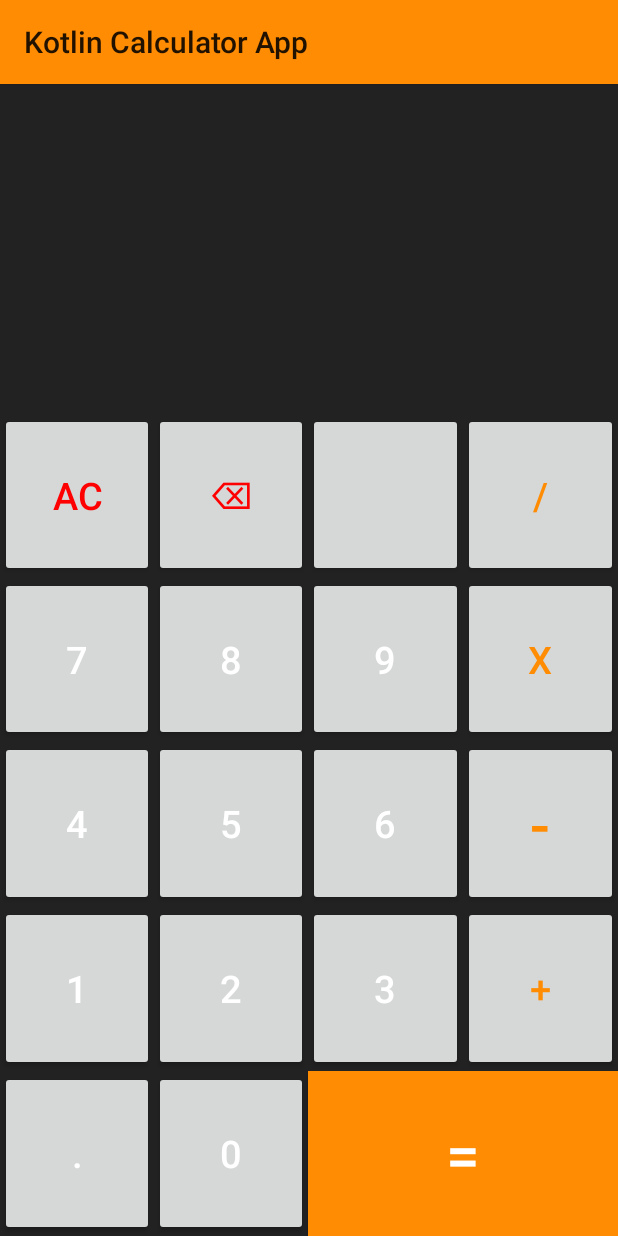
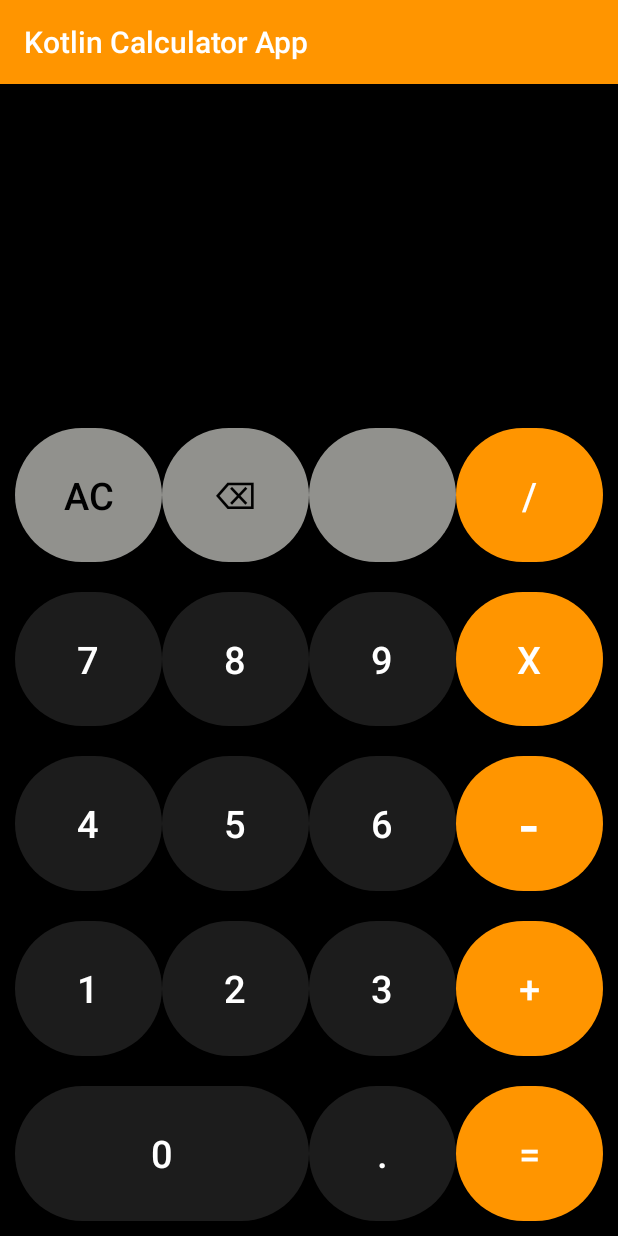
Before and after one commit to DariusGovender/Simple-Calculator, an Android app: the screen it shows after launch (MainActivity), on a phone screen of 412 x 824 dp. Run offline under Robolectric (Android 15) with nearby library versions, the phone set to English and light mode, and no system bars.

Commit message:
UI updates

```diff
--- a/app/src/main/java/com/example/kotlincalculatorapp/MainActivity.kt
+++ b/app/src/main/java/com/example/kotlincalculatorapp/MainActivity.kt
@@ -27,8 +27,6 @@ class MainActivity : AppCompatActivity() {
             insets
         }
     }
-
-
 
     fun numberAction(view: View)
     {
@@ -115,9 +113,9 @@ class MainActivity : AppCompatActivity() {
         return result.toString()
     }
 
+
     private fun addSubstractCalculate(passedList: MutableList<Any>): Float
     {
-
         var result = passedList[0] as Float
 
         for(i in passedList.indices)
@@ -156,18 +154,18 @@ class MainActivity : AppCompatActivity() {
             if (passedList[i] is Char && i != passedList.lastIndex && i < restartIndex) {
                 val operator = passedList[i]
                 val prevDigit = passedList[i - 1] as Float
-                val lastDigit = passedList[i + 1] as Float
+                val nextDigit = passedList[i + 1] as Float
 
                 when(operator)
                 {
                     'x' ->
                     {
-                        newList.add(prevDigit * lastDigit)
+                        newList.add(prevDigit * nextDigit)
                         restartIndex = i + 1
                     }
                     '/' ->
                     {
-                        newList.add(prevDigit / lastDigit)
+                        newList.add(prevDigit / nextDigit)
                         restartIndex = i + 1
                     }
                     else ->
--- /dev/null
+++ b/app/src/main/res/drawable/action_round_button.xml
@@ -0,0 +1,10 @@
+<?xml version="1.0" encoding="utf-8"?>
+<shape xmlns:android="http://schemas.android.com/apk/res/android">
+    <solid android:color="@color/light_grey" />
+    <corners android:radius="1000dp" />
+    <padding
+        android:left="10dp"
+        android:top="10dp"
+        android:right="10dp"
+        android:bottom="10dp" />
+</shape>
--- /dev/null
+++ b/app/src/main/res/drawable/number_round_button.xml
@@ -0,0 +1,10 @@
+<?xml version="1.0" encoding="utf-8"?>
+<shape xmlns:android="http://schemas.android.com/apk/res/android">
+    <solid android:color="@color/dark_grey" />
+    <corners android:radius="1000dp" />
+    <padding
+        android:left="10dp"
+        android:top="10dp"
+        android:right="10dp"
+        android:bottom="10dp" />
+</shape>
--- /dev/null
+++ b/app/src/main/res/drawable/operator_round_button.xml
@@ -0,0 +1,10 @@
+<?xml version="1.0" encoding="utf-8"?>
+<shape xmlns:android="http://schemas.android.com/apk/res/android">
+    <solid android:color="@color/orange" />
+    <corners android:radius="1000dp" />
+    <padding
+        android:left="10dp"
+        android:top="10dp"
+        android:right="10dp"
+        android:bottom="10dp" />
+</shape>
--- a/app/src/main/res/layout/activity_main.xml
+++ b/app/src/main/res/layout/activity_main.xml
@@ -6,7 +6,7 @@
     android:layout_width="match_parent"
     android:layout_height="match_parent"
     android:orientation="vertical"
-    android:background="@color/dark_grey"
+    android:background="@color/black"
     tools:ignore="HardcodedText"
     tools:context=".MainActivity">
     <androidx.constraintlayout.widget.ConstraintLayout
@@ -51,21 +51,25 @@
         <Button
             style="@style/buttonNumber"
             android:text="AC"
+            android:background="@drawable/action_round_button"
             android:onClick="allClearAction"
-            android:textColor="@color/red"/>
+            android:textColor="@color/black"/>
 
         <Button
             style="@style/buttonNumber"
+            android:text="⌫"
+            android:background="@drawable/action_round_button"
             android:onClick="backspaceAction"
-            android:textColor="@color/red"
-            android:text="⌫"/>
+            android:textColor="@color/black" />
 
         <Button
             style="@style/buttonNumber"
+            android:background="@drawable/action_round_button"
             android:text=""/>
 
         <Button
             style="@style/buttonOperator"
+            android:background="@drawable/operator_round_button"
             android:text="/"/>
     </LinearLayout>
 
@@ -135,20 +139,18 @@
 
         <Button
             style="@style/buttonNumber"
+            android:layout_weight="2"
+            android:text="0"/>
+
+        <Button
+            style="@style/buttonNumber"
             android:text="."/>
 
         <Button
             style="@style/buttonNumber"
-            android:text="0"/>
-
-        <Button
-            style="@style/buttonNumber"
-            android:layout_weight="2"
-            android:background="@color/orange"
-            android:textSize="40sp"
+            android:textSize="25sp"
+            android:background="@drawable/operator_round_button"
             android:onClick="equalsAction"
             android:text="="/>
     </LinearLayout>
-
-
 </LinearLayout>
--- a/app/src/main/res/values/colors.xml
+++ b/app/src/main/res/values/colors.xml
@@ -2,7 +2,9 @@
 <resources>
     <color name="black">#FF000000</color>
     <color name="white">#FFFFFFFF</color>
-    <color name="red">#F00</color>
-    <color name="dark_grey">#222</color>
-    <color name="orange">#FF8c02</color>
+
+    <color name="light_grey">#91918D</color>
+    <color name="grey">#505050</color>
+    <color name="dark_grey">#1C1C1C</color>
+    <color name="orange">#FF9500</color>
 </resources>
--- a/app/src/main/res/values/styles.xml
+++ b/app/src/main/res/values/styles.xml
@@ -4,13 +4,14 @@
         <item name="android:layout_width">match_parent</item>
         <item name="android:layout_height">0dp</item>
         <item name="android:layout_weight">1</item>
+        <item name="android:padding">10dp</item>
     </style>
 
     <style name="buttonNumber">
         <item name="android:layout_width">0dp</item>
         <item name="android:layout_height">match_parent</item>
         <item name="android:layout_weight">1</item>
-        <item name="background">@style/buttonNumber</item>
+        <item name="android:background">@drawable/number_round_button</item>
         <item name="android:textSize">25sp</item>
         <item name="android:textColor">@color/white</item>
         <item name="android:onClick">numberAction</item>
@@ -20,9 +21,9 @@
         <item name="android:layout_width">0dp</item>
         <item name="android:layout_height">match_parent</item>
         <item name="android:layout_weight">1</item>
-        <item name="background">@null</item>
+        <item name="android:background">@drawable/operator_round_button</item>
         <item name="android:textSize">25sp</item>
-        <item name="android:textColor">@color/orange</item>
+        <item name="android:textColor">@color/white</item>
         <item name="android:onClick">operatorAction</item>
     </style>
 </resources>
--- a/app/src/main/res/values/themes.xml
+++ b/app/src/main/res/values/themes.xml
@@ -1,6 +1,6 @@
 <resources xmlns:tools="http://schemas.android.com/tools">
     <!-- Base application theme. -->
-    <style name="Base.Theme.KotlinCalculatorApp" parent="Theme.AppCompat.DayNight">
+    <style name="Base.Theme.KotlinCalculatorApp" parent="Theme.AppCompat">
         <item name="colorPrimary">@color/orange</item>
         <item name="colorPrimaryVariant">@color/dark_grey</item>
         <item name="colorOnPrimary">@color/white</item>
```
